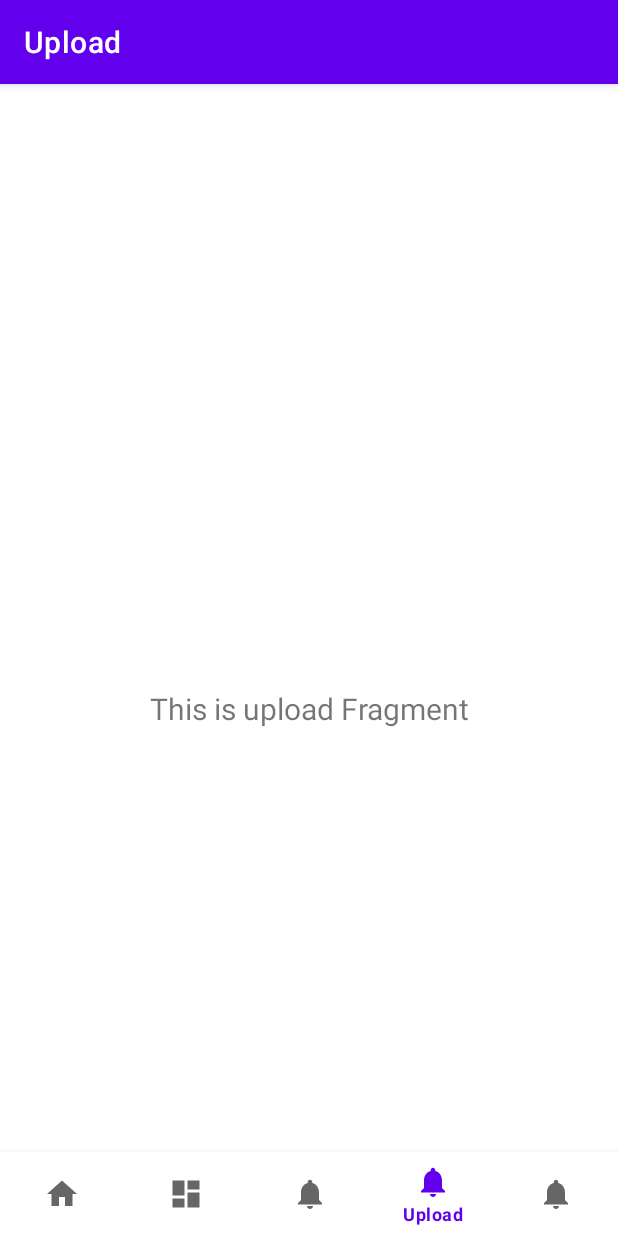
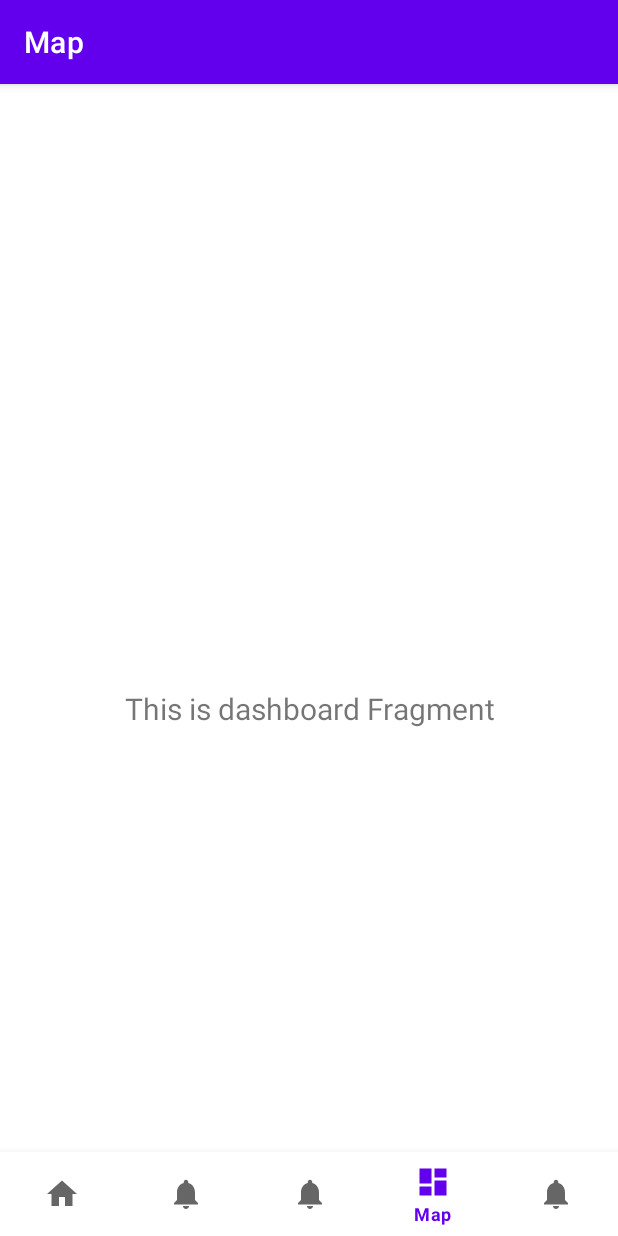
Before and after one commit to DiamondBaka/AnimalDetectiveApp, an Android app: the screen it shows after launch (MainActivity), item 4 of the bottom bar chosen, on a phone screen of 412 x 824 dp. Run offline under Robolectric (Android 15) with nearby library versions, the phone set to English and light mode, and no system bars; our stand-ins replace navigation-ui.

Commit message:
changed nav order

```diff
--- a/app/src/main/res/menu/bottom_nav_menu.xml
+++ b/app/src/main/res/menu/bottom_nav_menu.xml
@@ -5,11 +5,6 @@
         android:id="@+id/navigation_home"
         android:icon="@drawable/ic_home_black_24dp"
         android:title="@string/title_home" />
-
-    <item
-        android:id="@+id/navigation_dashboard"
-        android:icon="@drawable/ic_dashboard_black_24dp"
-        android:title="@string/title_dashboard" />
 
     <item
         android:id="@+id/navigation_notifications"
@@ -22,6 +17,11 @@
         android:title="@string/title_upload" />
 
     <item
+        android:id="@+id/navigation_dashboard"
+        android:icon="@drawable/ic_dashboard_black_24dp"
+        android:title="@string/title_dashboard" />
+
+    <item
         android:id="@+id/navigation_collection"
         android:icon="@drawable/ic_notifications_black_24dp"
         android:title="@string/title_collection" />
```
